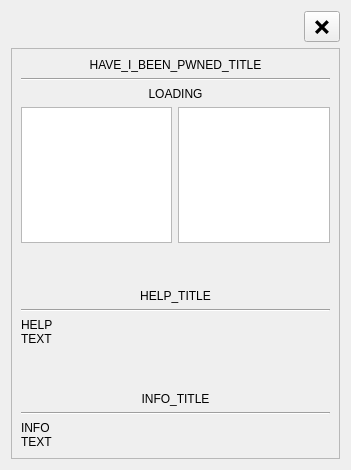
Stypox/qt-password-management, file src/win/infodialog.ui: the form before one commit.
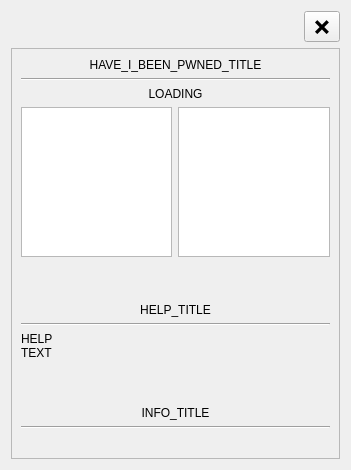
The form after the commit.

Commit message: Added info dialog labels

What changed in the file:
```diff
--- a/src/win/infodialog.ui
+++ b/src/win/infodialog.ui
@@ -180,7 +180,7 @@
          <item>
           <widget class="QLabel" name="infoText">
            <property name="text">
-            <string>&lt;html&gt;&lt;head/&gt;&lt;body&gt;&lt;p&gt;INFO&lt;br/&gt;TEXT&lt;/p&gt;&lt;/body&gt;&lt;/html&gt;</string>
+            <string/>
            </property>
            <property name="textFormat">
             <enum>Qt::RichText</enum>
```
The commit also changes 4 other files.
